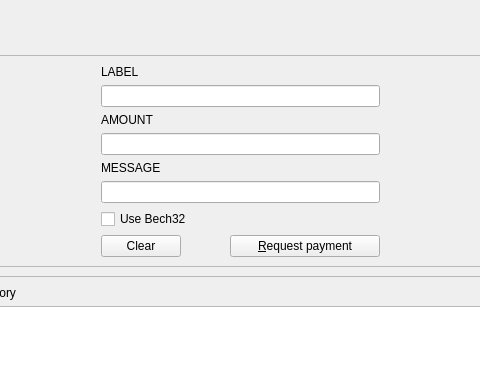
X9Developers/XSN, file src/qt/forms/receivecoinsdialog.ui: the form before one commit; both pictures show x 148 to 628 and y 0 to 379 of the 776 by 558 pixel window.
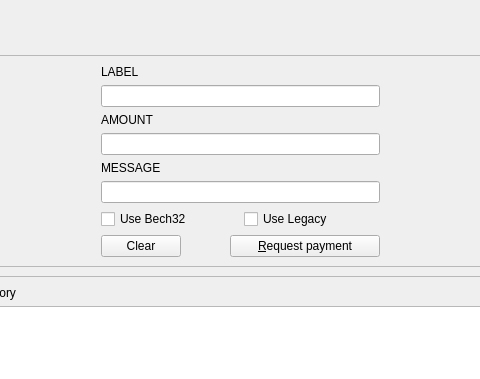
The form after the commit. Icons and pictures are not drawn. Custom widgets are drawn as their Qt base class.

Commit message: Added the option to generate legacy addresses

```diff
--- a/src/qt/forms/receivecoinsdialog.ui
+++ b/src/qt/forms/receivecoinsdialog.ui
@@ -170,11 +170,22 @@
             </widget>
            </item>
            <item>
+						<layout class="QHBoxLayout" name="horizontalLayout">           
+							<item>
             <widget class="QCheckBox" name="useBech32">
              <property name="text">
               <string>Use Bech32</string>
              </property>
             </widget>
+							</item>
+							<item>
+								<widget class="QCheckBox" name="useLegacy">
+								<property name="text">
+								<string>Use Legacy</string>
+								</property>
+								</widget>
+							</item>
+						</layout>
            </item>
            <item>
             <layout class="QHBoxLayout" name="horizontalLayout">
```
Lines whose indentation alone changed are shown as unchanged. The commit also changes 2 other files.
